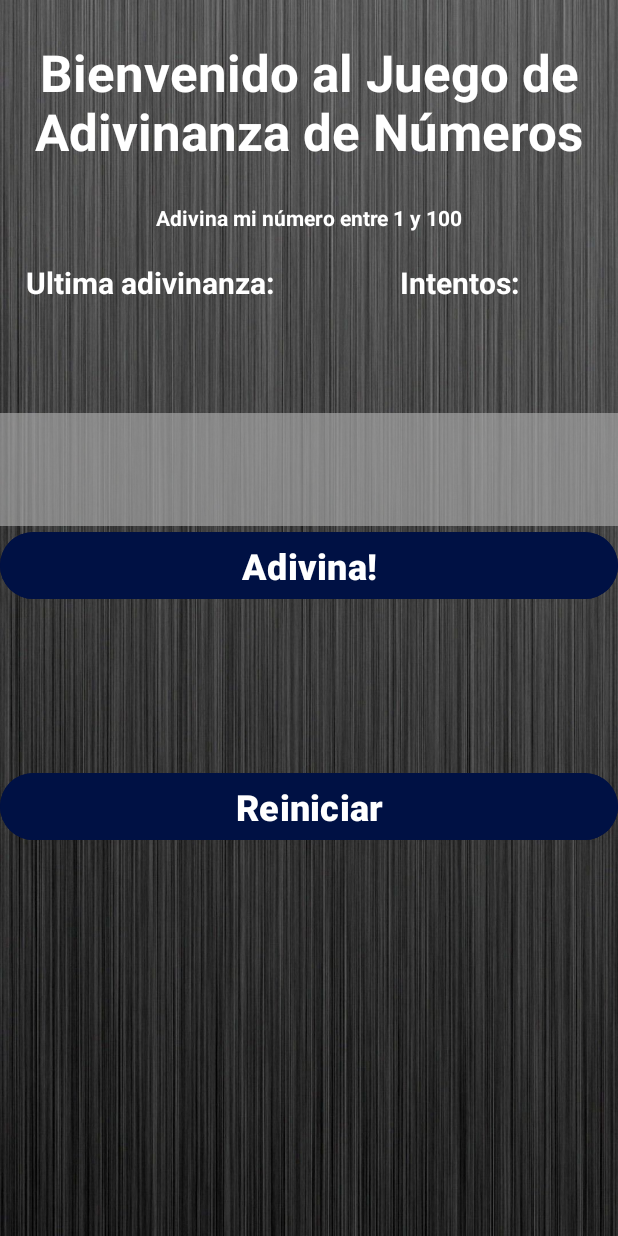
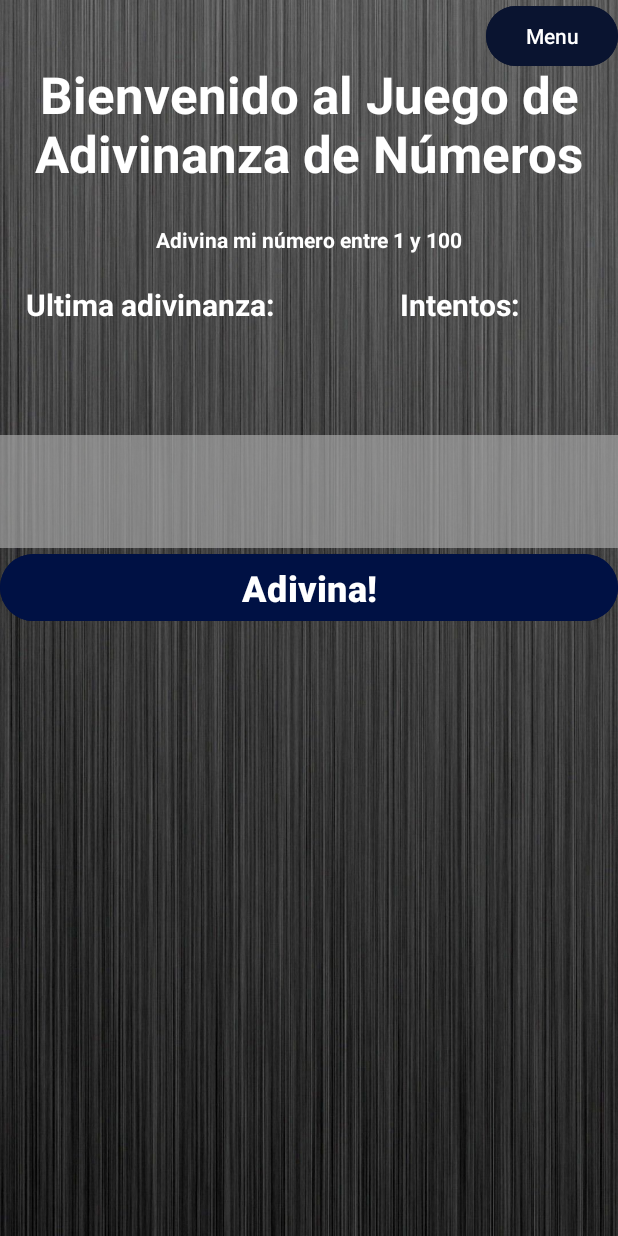
Before and after one commit to juan-haromo/GameGallery, an Android app: the AdivinaMiNumero screen opened directly, with no data from a screen before it, on a phone screen of 412 x 824 dp. Run offline under Robolectric (Android 15) with nearby library versions, the phone set to English and light mode, and no system bars.

Commit message:
Arreglado los menus

```diff
--- a/app/src/main/java/com/example/gamegallery/AdivinaMiNumero.java
+++ b/app/src/main/java/com/example/gamegallery/AdivinaMiNumero.java
@@ -1,10 +1,12 @@
 package com.example.gamegallery;
 
 
+import android.content.Intent;
 import android.os.Bundle;
 import android.view.View;
 import android.widget.Button;
 import android.widget.EditText;
+import android.widget.RelativeLayout;
 import android.widget.TextView;
 import android.widget.Toast;
 
@@ -23,6 +25,13 @@ public class AdivinaMiNumero extends AppCompatActivity {
 
     private int attemps = 0;
 
+    private RelativeLayout menu;
+    Button button_menu;
+    Button button_continue;
+    Button button_restart;
+    Button button_home;
+
+
 
     @Override
     protected void onCreate(Bundle savedInstanceState) {
@@ -33,7 +42,6 @@ public class AdivinaMiNumero extends AppCompatActivity {
         lastGuess = findViewById(R.id.lastGuess);
         attempsText = findViewById(R.id.attempsText);
         Button guessButton = findViewById(R.id.guessButton);
-        Button restartButton = findViewById(R.id.btn_restart);
         resultTextView = findViewById(R.id.resultTextView);
 
         // Generar un número aleatorio entre 1 y 100 al inicio
@@ -46,14 +54,46 @@ public class AdivinaMiNumero extends AppCompatActivity {
             }
         });
 
-        restartButton.setOnClickListener(new View.OnClickListener() {
+        menu = findViewById(R.id.menu);
+        button_menu = findViewById(R.id.button_show_menu);
+        button_continue = findViewById(R.id.button_continue);
+        button_restart = findViewById(R.id.button_restart);
+        button_home = findViewById(R.id.button_home);
+
+        button_menu.setOnClickListener(new View.OnClickListener() {
             @Override
             public void onClick(View v) {
-                Iniciar();
+                menu.setVisibility(View.VISIBLE);
+                button_menu.setVisibility(View.GONE);
             }
         });
 
+        // boton continuar
+        button_continue.setOnClickListener(new View.OnClickListener() {
+            @Override
+            public void onClick(View v) {
+                menu.setVisibility(View.GONE);
+                button_menu.setVisibility(View.VISIBLE);
+            }
+        });
 
+        // uso de boton restart
+        button_restart.setOnClickListener(new View.OnClickListener() {
+            @Override
+            public void onClick(View v) {
+                finish();
+                startActivity(getIntent());
+            }
+        });
+
+        // uso de boton home
+        button_home.setOnClickListener(new View.OnClickListener() {
+            @Override
+            public void onClick(View v) {
+                Intent load = new Intent(AdivinaMiNumero.this, MainActivity.class);
+                startActivity(load);
+            }
+        });
 
     }
 
--- a/app/src/main/java/com/example/gamegallery/MainActivity.java
+++ b/app/src/main/java/com/example/gamegallery/MainActivity.java
@@ -88,7 +88,7 @@ public class MainActivity extends AppCompatActivity {
                         "Si el jugador choca con las plataformas, regresará a su posición inicial\n" +
                         "\n" +
                         "Hay plataformas sensibles a la luz que solo se activan cuando hay mucha o poca\n";
-                SetGameDetails("Light Parkour",R.drawable.lightparkour, description,LightParkour.class);
+                SetGameDetails("Light Parkour",R.drawable.lightparkour, description,GameActivity.class);
             }
         });
         // Memory minigame
--- a/app/src/main/res/layout/activity_adivina_mi_numero.xml
+++ b/app/src/main/res/layout/activity_adivina_mi_numero.xml
@@ -24,7 +24,7 @@
             android:id="@+id/textView"
             android:layout_width="match_parent"
             android:layout_height="wrap_content"
-            android:layout_marginTop="25dp"
+            android:layout_marginTop="40dp"
             android:text="Bienvenido al Juego de Adivinanza de Números"
             android:textAlignment="center"
             android:textAllCaps="false"
@@ -99,18 +99,70 @@
             android:textColor="#FFFFFF"
             android:textSize="24sp" />
 
-        <Button
-            android:id="@+id/btn_restart"
+    </LinearLayout>
+
+    <!-- Boton de pausa    -->
+    <Button
+        android:id="@+id/button_show_menu"
+        android:layout_width="wrap_content"
+        android:layout_height="wrap_content"
+        android:layout_alignParentTop="true"
+        android:layout_alignParentRight="true"
+        android:backgroundTint="#0a1430"
+        android:text="Menu"
+        android:textColor="@color/white"
+        app:layout_constraintEnd_toEndOf="parent"
+        app:layout_constraintTop_toTopOf="parent" />
+
+    <!-- Menu de pausa    -->
+    <RelativeLayout
+        android:id="@+id/menu"
+        android:layout_width="match_parent"
+        android:layout_height="match_parent"
+        android:gravity="center_vertical"
+        android:padding="50dp"
+        android:visibility="gone">
+
+        <RelativeLayout
+
             android:layout_width="match_parent"
-            android:layout_height="wrap_content"
-            android:layout_marginTop="75dp"
-            android:backgroundTint="#014"
-            android:text="Reiniciar"
-            android:textAlignment="center"
-            android:textColor="#FFFFFF"
-            android:textSize="24sp"
-            android:textStyle="bold"
-            app:iconTint="#014" />
+            android:layout_height="300dp"
+            android:background="#B30A1430"
+            android:backgroundTintMode="screen"
+            android:gravity="center_horizontal"
+            android:orientation="vertical"
+            android:padding="25dp">
 
-    </LinearLayout>
+            <Button
+                android:id="@+id/button_continue"
+                android:layout_width="150dp"
+                android:layout_height="50dp"
+                android:layout_marginTop="20dp"
+                android:backgroundTint="#014"
+                android:text="Continue"
+                android:textColor="@color/white"
+                app:icon="@drawable/logo" />
+
+
+            <Button
+                android:id="@+id/button_restart"
+                android:layout_width="150dp"
+                android:layout_height="50dp"
+                android:layout_marginTop="100dp"
+                android:backgroundTint="#014"
+                android:text="Restart"
+                android:textColor="@color/white"
+                app:icon="@drawable/logo" />
+
+            <Button
+                android:id="@+id/button_home"
+                android:layout_width="150dp"
+                android:layout_height="50dp"
+                android:layout_marginTop="170dp"
+                android:backgroundTint="#014"
+                android:text="Home"
+                android:textColor="@color/white"
+                app:icon="@drawable/logo" />
+        </RelativeLayout>
+    </RelativeLayout>
 </androidx.constraintlayout.widget.ConstraintLayout>
```
Also changed, not shown: app/src/main/java/com/example/gamegallery/FlappyBird.java (+206 -143 lines), app/src/main/java/com/example/gamegallery/LightParkour.java (deleted, +0 -33 lines), app/src/main/res/layout/activity_flappy_bird.xml (+88 -3 lines), app/src/main/res/layout/activity_light_parkour.xml (deleted, +0 -36 lines), app/src/main/res/layout/activity_minesweeper.xml (+19 -27 lines), app/src/main/res/drawable/bird.png (added), app/src/main/res/drawable/fbbg.png (added), app/src/main/res/drawable/tbi.png (added), app/src/main/res/drawable/tbs.png (added).
